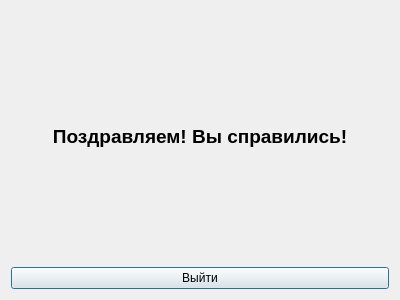
Before: the Qt Designer form HW_03/dialog.ui in postpost/QT, drawn with Qt 5.
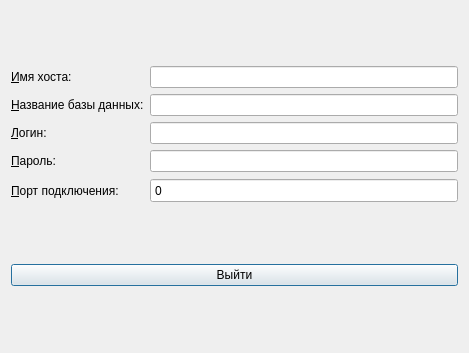
After: the same form once the commit is applied.

Diff of the .ui file:
```diff
--- a/HW_03/dialog.ui
+++ b/HW_03/dialog.ui
@@ -6,34 +6,103 @@
    <rect>
     <x>0</x>
     <y>0</y>
-    <width>400</width>
-    <height>300</height>
+    <width>469</width>
+    <height>353</height>
    </rect>
   </property>
   <property name="windowTitle">
    <string>Dialog</string>
   </property>
-  <layout class="QVBoxLayout" name="verticalLayout">
-   <item>
-    <widget class="QLabel" name="lb_greet">
-     <property name="font">
-      <font>
-       <pointsize>14</pointsize>
-       <bold>true</bold>
-      </font>
-     </property>
-     <property name="layoutDirection">
-      <enum>Qt::RightToLeft</enum>
-     </property>
-     <property name="text">
-      <string>Поздравляем! Вы справились!</string>
-     </property>
-     <property name="alignment">
-      <set>Qt::AlignCenter</set>
-     </property>
-    </widget>
+  <layout class="QGridLayout" name="gridLayout_2">
+   <item row="0" column="0">
+    <layout class="QGridLayout" name="gridLayout">
+     <item row="1" column="0">
+      <widget class="QLabel" name="lb_bdName">
+       <property name="text">
+        <string>&amp;Название базы данных:</string>
+       </property>
+       <property name="buddy">
+        <cstring>le_bdName</cstring>
+       </property>
+      </widget>
+     </item>
+     <item row="1" column="1">
+      <widget class="QLineEdit" name="le_bdName"/>
+     </item>
+     <item row="2" column="0">
+      <widget class="QLabel" name="lb_login">
+       <property name="text">
+        <string>&amp;Логин:</string>
+       </property>
+       <property name="buddy">
+        <cstring>le_login</cstring>
+       </property>
+      </widget>
+     </item>
+     <item row="3" column="0">
+      <widget class="QLabel" name="lb_pswrd">
+       <property name="text">
+        <string>&amp;Пароль:</string>
+       </property>
+       <property name="buddy">
+        <cstring>le_pswrd</cstring>
+       </property>
+      </widget>
+     </item>
+     <item row="0" column="0">
+      <widget class="QLabel" name="lb_hostName">
+       <property name="styleSheet">
+        <string notr="true"/>
+       </property>
+       <property name="text">
+        <string>&amp;Имя хоста:</string>
+       </property>
+       <property name="buddy">
+        <cstring>le_hostName</cstring>
+       </property>
+      </widget>
+     </item>
+     <item row="0" column="1">
+      <widget class="QLineEdit" name="le_hostName"/>
+     </item>
+     <item row="3" column="1">
+      <widget class="QLineEdit" name="le_pswrd"/>
+     </item>
+     <item row="2" column="1">
+      <widget class="QLineEdit" name="le_login"/>
+     </item>
+     <item row="4" column="0">
+      <widget class="QLabel" name="lb_connPort">
+       <property name="text">
+        <string>&amp;Порт подключения:</string>
+       </property>
+       <property name="buddy">
+        <cstring>sp_connPort</cstring>
+       </property>
+      </widget>
+     </item>
+     <item row="4" column="1">
+      <widget class="QSpinBox" name="sp_connPort">
+       <property name="maximumSize">
+        <size>
+         <width>781</width>
+         <height>25</height>
+        </size>
+       </property>
+       <property name="buttonSymbols">
+        <enum>QAbstractSpinBox::NoButtons</enum>
+       </property>
+       <property name="maximum">
+        <number>1000000</number>
+       </property>
+       <property name="singleStep">
+        <number>3</number>
+       </property>
+      </widget>
+     </item>
+    </layout>
    </item>
-   <item>
+   <item row="1" column="0">
     <widget class="QPushButton" name="pb_quit">
      <property name="text">
       <string>Выйти</string>
```
Left out of the diff: 8 changed lines with no effect on the pictures.
